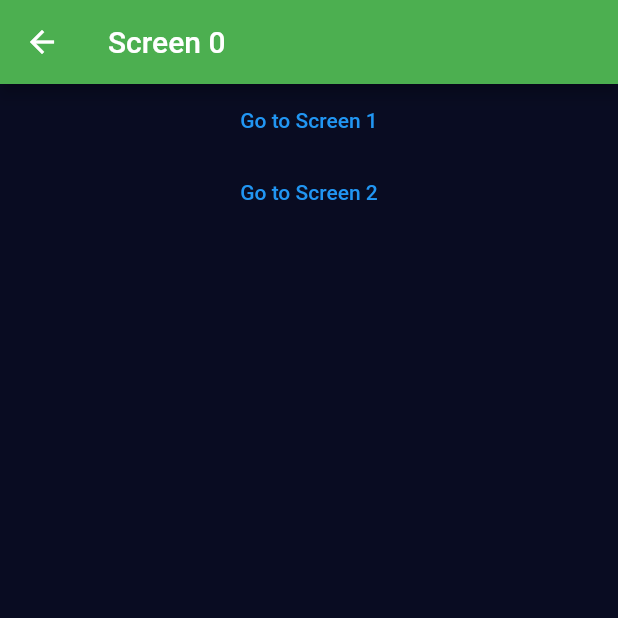
After one commit to Amal4m41/Flutter-Dev-Reference, a Flutter app: the Screen0 screen opened directly, on a phone screen of 412 x 824 dp, the top half of it. The commit adds this screen. Run offline on Flutter 3.47's test engine with Material 2 defaults, Android fonts, the phone set to English and light mode, and no system bars; our stand-ins replace audioplayers, font_awesome_flutter, rflutter_alert.

Commit message:
Added navigation and routes demo

```diff
--- a/bmi_calculator_app/lib/main.dart
+++ b/bmi_calculator_app/lib/main.dart
@@ -1,3 +1,4 @@
+import 'package:bmi_calculator_app/results_page.dart';
 import 'package:flutter/material.dart';
 import 'input_page.dart';
 
@@ -16,6 +17,11 @@
         scaffoldBackgroundColor: Color(0xff090C22),
       ),
       home: InputPage(),
+      // initialRoute: '/',
+      // routes: {
+      //   '/': (context) => InputPage(),
+      //   '/result': (context) => ResultPage()
+      // },
     );
   }
 }
--- /dev/null
+++ b/navigation_flutter_demo/lib/screen0.dart
@@ -0,0 +1,33 @@
+import 'package:flutter/material.dart';
+
+class Screen0 extends StatelessWidget {
+  const Screen0({Key? key}) : super(key: key);
+
+  @override
+  Widget build(BuildContext context) {
+    return Scaffold(
+      appBar: AppBar(
+        backgroundColor: Colors.green,
+        title: Text("Screen 0"),
+      ),
+      body: Center(
+        child: Column(
+          children: [
+            TextButton(
+              onPressed: () {
+                Navigator.pushNamed(context, '/first');
+              },
+              child: Text("Go to Screen 1"),
+            ),
+            TextButton(
+              onPressed: () {
+                Navigator.pushNamed(context, '/second');
+              },
+              child: Text("Go to Screen 2"),
+            ),
+          ],
+        ),
+      ),
+    );
+  }
+}
```
Also changed, not shown: bmi_calculator_app/lib/input_page.dart (+16 -1 lines), bmi_calculator_app/lib/results_page.dart (added, +13 -0 lines), navigation_flutter_demo/analysis_options.yaml (added, +29 -0 lines), navigation_flutter_demo/lib/main.dart (added, +25 -0 lines), navigation_flutter_demo/lib/screen1.dart (added, +28 -0 lines), navigation_flutter_demo/lib/screen2.dart (added, +23 -0 lines), navigation_flutter_demo/pubspec.yaml (added, +89 -0 lines), navigation_flutter_demo/pubspec.lock (added), 61 other files.
